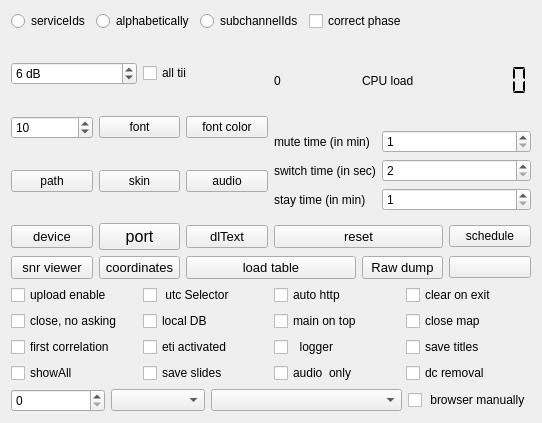
The window that sources/main/forms-v7/config-helper.ui (JvanKatwijk/qt-dab) describes before a commit, drawn with Qt 5.
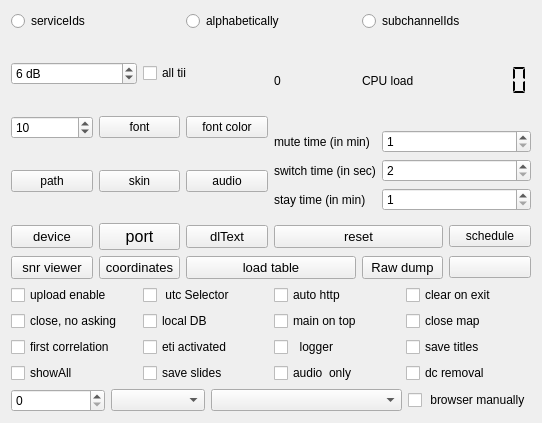
The same window after the commit. Custom widgets are drawn as their Qt base class.

```diff
--- a/sources/main/forms-v7/config-helper.ui
+++ b/sources/main/forms-v7/config-helper.ui
@@ -53,13 +53,6 @@
        </item>
       </layout>
      </item>
-     <item>
-      <widget class="QCheckBox" name="correctPhase">
-       <property name="text">
-        <string>correct phase</string>
-       </property>
-      </widget>
-     </item>
     </layout>
    </item>
    <item>
```
